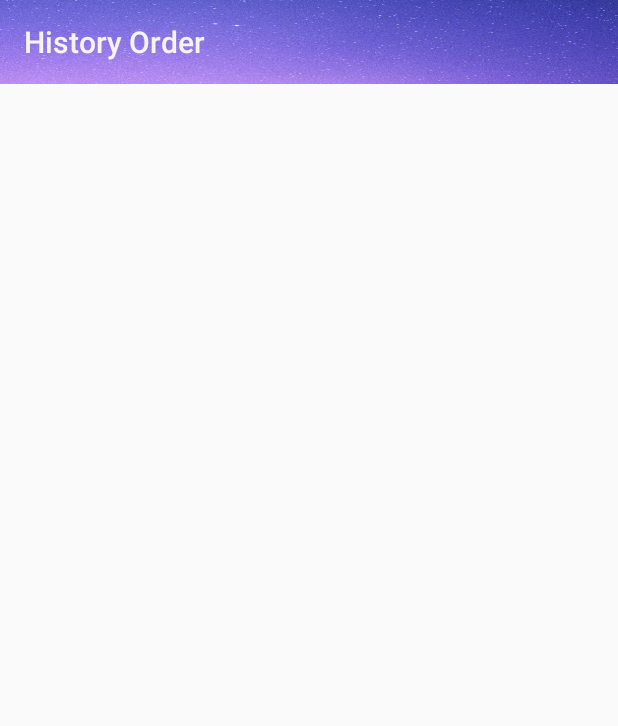
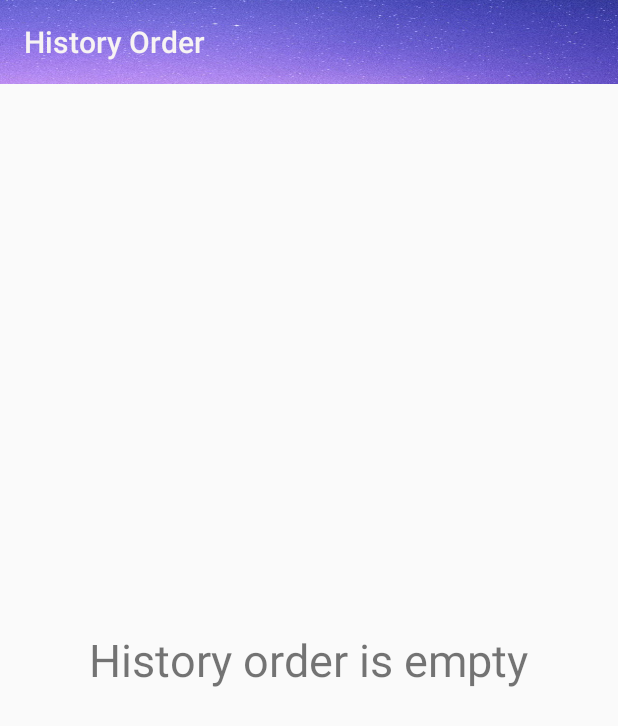
Before and after one commit to kynhanht/ShopOnline, an Android app: the layout activity_history_order.xml on its own in the app's theme, with its tools: preview values and no code run, on a phone screen of 412 x 824 dp. Shown: the top 726 px of the screen. Run offline under Robolectric (Android 15) with nearby library versions, the phone set to English and light mode, and no system bars.

Commit message:
Update screen

```diff
--- a/app/src/main/java/com/example/shoponline/activity/CartActivity.java
+++ b/app/src/main/java/com/example/shoponline/activity/CartActivity.java
@@ -45,7 +45,7 @@ public class CartActivity extends AppCompatActivity  {
     CartItemAdapter cartItemAdapter;
     private DBHelper dbHelper=null;
     private SQLiteDatabase db=null;
-
+    private DecimalFormat decimalFormat=new DecimalFormat("###,###,###");
     @Override
     protected void onCreate(Bundle savedInstanceState) {
         super.onCreate(savedInstanceState);
@@ -65,7 +65,6 @@ public class CartActivity extends AppCompatActivity  {
             cartListView.setAdapter(cartItemAdapter);
             cartTv.setVisibility(View.INVISIBLE);
             cartListView.setVisibility(View.VISIBLE);
-            DecimalFormat decimalFormat=new DecimalFormat("###,###,###");
             String totalPrice=decimalFormat.format(MainActivity.cart.getTotalprice());
             totalPriceTv.setText(totalPrice+" Đ");
         }
@@ -173,9 +172,12 @@ public class CartActivity extends AppCompatActivity  {
             int pos =info.position;
             MainActivity.cart.getCartItemList().remove(pos);
             cartItemAdapter.notifyDataSetChanged();
+            String totalPrice=decimalFormat.format(MainActivity.cart.getTotalprice());
+            totalPriceTv.setText(totalPrice+" Đ");
             if(MainActivity.cart.getCartItemList().isEmpty()){
                 cartTv.setVisibility(View.VISIBLE);
                 cartListView.setVisibility(View.INVISIBLE);
+                totalPriceTv.setText("");
             }
 
         }
--- a/app/src/main/java/com/example/shoponline/activity/MainActivity.java
+++ b/app/src/main/java/com/example/shoponline/activity/MainActivity.java
@@ -89,6 +89,7 @@ public class MainActivity extends AppCompatActivity {
         navigationView=findViewById(R.id.navigationView);
         drawerLayout=findViewById(R.id.drawerLayout);
         userImageView=findViewById(R.id.userImageView);
+        recyclerView.addItemDecoration(new SpacesItemDecoration(20));
 
         //user
         View headerLayout=navigationView.getHeaderView(0);
@@ -197,7 +198,6 @@ public class MainActivity extends AppCompatActivity {
             recyclerView.setHasFixedSize(true);
             recyclerView.setLayoutManager(new GridLayoutManager(this,2));
             recyclerView.setAdapter(newProductAdapter);
-            recyclerView.addItemDecoration(new SpacesItemDecoration(20));
         }
 
     }
--- a/app/src/main/res/layout/activity_history_order.xml
+++ b/app/src/main/res/layout/activity_history_order.xml
@@ -13,10 +13,22 @@
         app:titleTextColor="#F7F3F3"
         android:layout_width="match_parent"
         android:layout_height="?attr/actionBarSize"/>
+   <FrameLayout
+       android:layout_width="match_parent"
+       android:layout_height="match_parent">
+       <TextView
+           android:id="@+id/historyOrderTv"
+           android:gravity="center"
+           android:layout_gravity="center"
+           android:text="History order is empty"
+           android:textSize="30sp"
+           android:layout_width="wrap_content"
+           android:layout_height="wrap_content"/>
 
-    <ListView
-        android:id="@+id/historyOrderListView"
-        android:layout_width="match_parent"
-        android:layout_height="wrap_content"/>
+       <ListView
+           android:id="@+id/historyOrderListView"
+           android:layout_width="match_parent"
+           android:layout_height="wrap_content"/>
+   </FrameLayout>
 
 </LinearLayout>
--- a/app/src/main/res/layout/activity_main.xml
+++ b/app/src/main/res/layout/activity_main.xml
@@ -31,6 +31,7 @@
                 android:background="@drawable/backgroud_login"
                 android:layout_width="match_parent"
                 android:layout_height="match_parent">
+
                 <TextView
                     android:id="@+id/newProductView"
                     android:layout_width="wrap_content"
--- a/app/src/main/res/layout/new_product.xml
+++ b/app/src/main/res/layout/new_product.xml
@@ -6,7 +6,7 @@
     android:layout_width="match_parent"
     android:layout_height="match_parent">
     <androidx.cardview.widget.CardView
-        app:cardBackgroundColor="@color/cardview_shadow_end_color"
+        app:cardBackgroundColor="@color/cardview_light_background"
         android:id="@+id/cardView"
         app:cardCornerRadius="4dp"
         android:layout_width="match_parent"
```
Also changed, not shown: app/src/main/java/com/example/shoponline/activity/HistoryOrderActivity.java (+11 -0 lines).
